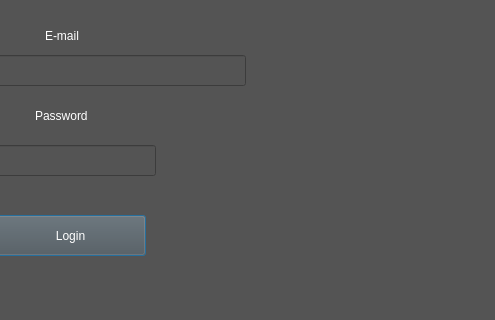
First picture: the form in App/login.ui, repository CodingXP/AlgasKalkulators, before the edit; both pictures show x 365 to 860 and y 155 to 475 of the 860 by 720 pixel window.
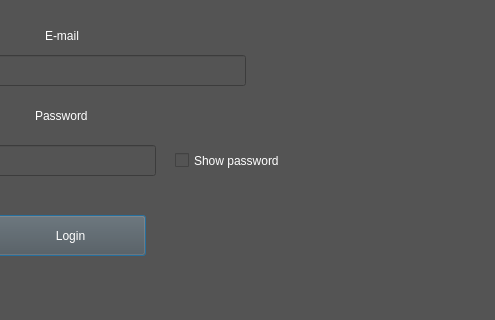
Second picture: the form after the edit.

Commit message: Added show password to login and partially register, started work on .pdf integration.

The edit to the form file:
```diff
--- a/App/login.ui
+++ b/App/login.ui
@@ -192,6 +192,23 @@
     <string>Home</string>
    </property>
   </widget>
+  <widget class="QCheckBox" name="passBox">
+   <property name="geometry">
+    <rect>
+     <x>540</x>
+     <y>300</y>
+     <width>131</width>
+     <height>31</height>
+    </rect>
+   </property>
+   <property name="styleSheet">
+    <string notr="true">color: rgb(255, 255, 255);
+font: 9pt &quot;Rockwell&quot;;</string>
+   </property>
+   <property name="text">
+    <string>Show password</string>
+   </property>
+  </widget>
  </widget>
  <resources/>
  <connections/>
```
Left out of the diff: 2 changed lines with no effect on the pictures. The commit also changes 6 other files.
